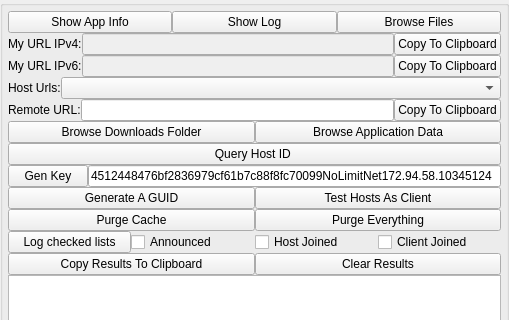
The window that nolimitgui/CommonSrc/Forms/AppletTestAndDebug.ui (nolimitconnect/NoLimitConnect) describes before a commit, drawn with Qt 5; both pictures show x 0 to 509 and y 0 to 320 of the 509 by 625 pixel window.
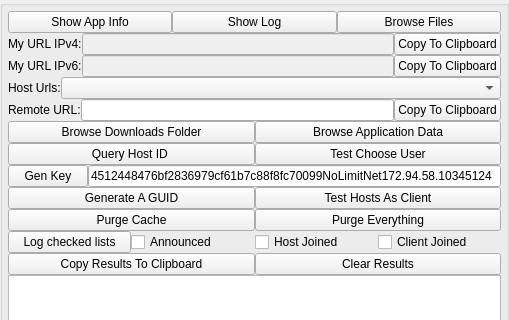
The same window after the commit.

Diff of the .ui file:
```diff
--- a/nolimitgui/CommonSrc/Forms/AppletTestAndDebug.ui
+++ b/nolimitgui/CommonSrc/Forms/AppletTestAndDebug.ui
@@ -224,6 +224,13 @@
           </property>
          </widget>
         </item>
+        <item>
+         <widget class="QPushButton" name="m_TestChooseUserButton">
+          <property name="text">
+           <string>Test Choose User</string>
+          </property>
+         </widget>
+        </item>
        </layout>
       </item>
       <item>
```
